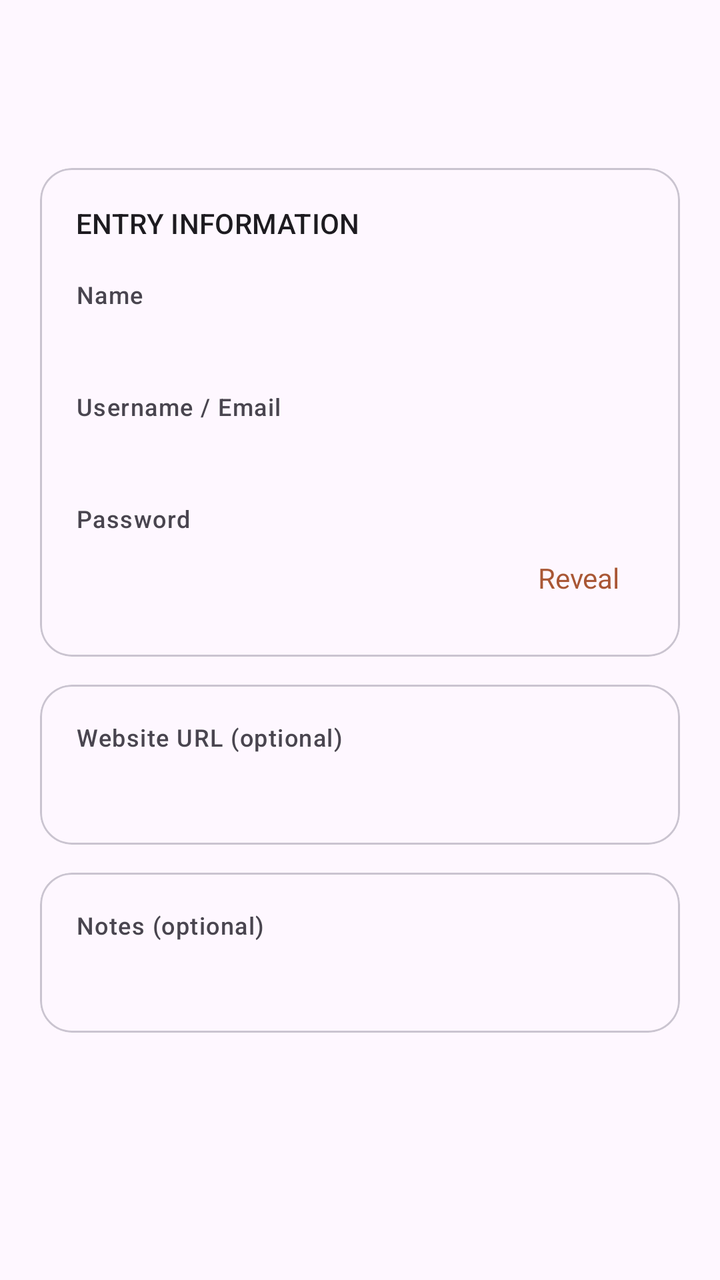
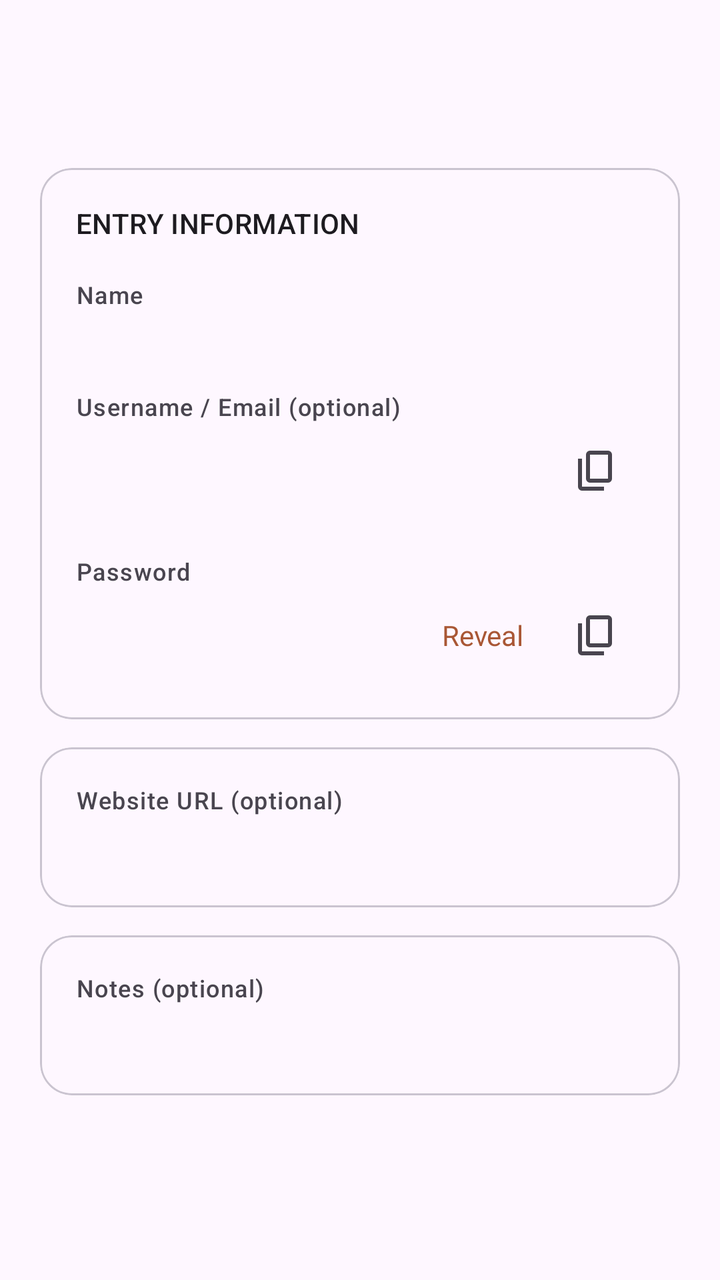

Compare the two renders of this Android layout. The source of the first and the diff that turns it into the second are given below.
<!-- AndroidManifest.xml: application theme Theme.Aegis.Launch -->
<!-- res/layout/activity_password_details.xml -->
<?xml version="1.0" encoding="utf-8"?>
<androidx.coordinatorlayout.widget.CoordinatorLayout
    xmlns:android="http://schemas.android.com/apk/res/android"
    xmlns:app="http://schemas.android.com/apk/res-auto"
    android:layout_width="match_parent"
    android:layout_height="match_parent"
    android:fitsSystemWindows="true">

    <com.google.android.material.appbar.AppBarLayout
        android:id="@+id/app_bar_layout"
        android:layout_width="match_parent"
        android:layout_height="wrap_content"
        android:fitsSystemWindows="true">

        <com.google.android.material.appbar.MaterialToolbar
            android:id="@+id/toolbar"
            android:layout_width="match_parent"
            android:layout_height="?attr/actionBarSize" />
    </com.google.android.material.appbar.AppBarLayout>

    <androidx.core.widget.NestedScrollView
        android:layout_width="match_parent"
        android:layout_height="match_parent"
        android:clipToPadding="false"
        app:layout_behavior="@string/appbar_scrolling_view_behavior">

        <LinearLayout
            android:layout_width="match_parent"
            android:layout_height="wrap_content"
            android:orientation="vertical"
            android:padding="20dp">

            <com.google.android.material.card.MaterialCardView
                android:layout_width="match_parent"
                android:layout_height="wrap_content"
                android:layout_marginBottom="14dp"
                app:cardCornerRadius="16dp">

                <LinearLayout
                    android:layout_width="match_parent"
                    android:layout_height="wrap_content"
                    android:orientation="vertical"
                    android:padding="18dp">

                    <TextView
                        android:layout_width="match_parent"
                        android:layout_height="wrap_content"
                        android:text="@string/password_entry_information"
                        android:textAppearance="?attr/textAppearanceLabelLarge" />

                    <TextView
                        android:layout_width="match_parent"
                        android:layout_height="wrap_content"
                        android:layout_marginTop="18dp"
                        android:text="@string/password_entry_name"
                        android:textAppearance="?attr/textAppearanceLabelMedium" />

                    <TextView
                        android:id="@+id/password_detail_name"
                        android:layout_width="match_parent"
                        android:layout_height="wrap_content"
                        android:textAppearance="?attr/textAppearanceBodyLarge" />

                    <TextView
                        android:layout_width="match_parent"
                        android:layout_height="wrap_content"
                        android:layout_marginTop="18dp"
                        android:text="@string/password_entry_username"
                        android:textAppearance="?attr/textAppearanceLabelMedium" />

                    <TextView
                        android:id="@+id/password_detail_username"
                        android:layout_width="match_parent"
                        android:layout_height="wrap_content"
                        android:textIsSelectable="true"
                        android:textAppearance="?attr/textAppearanceBodyLarge" />

                    <TextView
                        android:layout_width="match_parent"
                        android:layout_height="wrap_content"
                        android:layout_marginTop="18dp"
                        android:text="@string/password_entry_password"
                        android:textAppearance="?attr/textAppearanceLabelMedium" />

                    <LinearLayout
                        android:layout_width="match_parent"
                        android:layout_height="wrap_content"
                        android:gravity="center_vertical"
                        android:orientation="horizontal">

                        <TextView
                            android:id="@+id/password_detail_value"
                            android:layout_width="0dp"
                            android:layout_height="wrap_content"
                            android:layout_weight="1"
                            android:fontFamily="monospace"
                            android:textIsSelectable="true"
                            android:textAppearance="?attr/textAppearanceBodyLarge" />

                        <TextView
                            android:id="@+id/password_detail_toggle"
                            android:layout_width="wrap_content"
                            android:layout_height="wrap_content"
                            android:padding="12dp"
                            android:text="@string/password_details_reveal"
                            android:textColor="?attr/colorPrimary"
                            android:clickable="true"
                            android:focusable="true" />
                    </LinearLayout>
                </LinearLayout>
            </com.google.android.material.card.MaterialCardView>

            <com.google.android.material.card.MaterialCardView
                android:id="@+id/password_detail_website_container"
                android:layout_width="match_parent"
                android:layout_height="wrap_content"
                android:layout_marginBottom="14dp"
                app:cardCornerRadius="16dp">

                <LinearLayout
                    android:layout_width="match_parent"
                    android:layout_height="wrap_content"
                    android:orientation="vertical"
                    android:padding="18dp">

                    <TextView
                        android:layout_width="match_parent"
                        android:layout_height="wrap_content"
                        android:text="@string/password_entry_website"
                        android:textAppearance="?attr/textAppearanceLabelMedium" />

                    <TextView
                        android:id="@+id/password_detail_website"
                        android:layout_width="match_parent"
                        android:layout_height="wrap_content"
                        android:layout_marginTop="6dp"
                        android:textIsSelectable="true"
                        android:textAppearance="?attr/textAppearanceBodyLarge" />
                </LinearLayout>
            </com.google.android.material.card.MaterialCardView>

            <com.google.android.material.card.MaterialCardView
                android:id="@+id/password_detail_notes_container"
                android:layout_width="match_parent"
                android:layout_height="wrap_content"
                app:cardCornerRadius="16dp">

                <LinearLayout
                    android:layout_width="match_parent"
                    android:layout_height="wrap_content"
                    android:orientation="vertical"
                    android:padding="18dp">

                    <TextView
                        android:layout_width="match_parent"
                        android:layout_height="wrap_content"
                        android:text="@string/password_entry_notes"
                        android:textAppearance="?attr/textAppearanceLabelMedium" />

                    <TextView
                        android:id="@+id/password_detail_notes"
                        android:layout_width="match_parent"
                        android:layout_height="wrap_content"
                        android:layout_marginTop="6dp"
                        android:textIsSelectable="true"
                        android:textAppearance="?attr/textAppearanceBodyLarge" />
                </LinearLayout>
            </com.google.android.material.card.MaterialCardView>
        </LinearLayout>
    </androidx.core.widget.NestedScrollView>
</androidx.coordinatorlayout.widget.CoordinatorLayout>
<!-- resources referenced by this layout -->
<resources>
  <string name="password_details_reveal">Reveal</string>
  <string name="password_entry_information">ENTRY INFORMATION</string>
  <string name="password_entry_name">Name</string>
  <string name="password_entry_notes">Notes (optional)</string>
  <string name="password_entry_password">Password</string>
  <string name="password_entry_username">Username / Email</string>
  <string name="password_entry_website">Website URL (optional)</string>
  <style name="Theme.Aegis.Launch" parent="Theme.Material3.DayNight.NoActionBar">
          
          <item name="colorPrimary">@color/md_theme_light_primary</item>
          <item name="android:windowDrawsSystemBarBackgrounds">true</item>
          <item name="android:statusBarColor">@android:color/transparent</item>
      </style>
  <color name="md_theme_light_primary">#A95735</color>
</resources>

<!-- the commit's change to res/layout/activity_password_details.xml (unified diff, before → after) -->
@@ -61,19 +61,44 @@
                         android:layout_height="wrap_content"
                         android:textAppearance="?attr/textAppearanceBodyLarge" />
 
-                    <TextView
+                    <LinearLayout
+                        android:id="@+id/password_detail_username_container"
                         android:layout_width="match_parent"
                         android:layout_height="wrap_content"
                         android:layout_marginTop="18dp"
-                        android:text="@string/password_entry_username"
-                        android:textAppearance="?attr/textAppearanceLabelMedium" />
-
-                    <TextView
-                        android:id="@+id/password_detail_username"
-                        android:layout_width="match_parent"
-                        android:layout_height="wrap_content"
-                        android:textIsSelectable="true"
-                        android:textAppearance="?attr/textAppearanceBodyLarge" />
+                        android:orientation="vertical">
+
+                        <TextView
+                            android:layout_width="match_parent"
+                            android:layout_height="wrap_content"
+                            android:text="@string/password_entry_username"
+                            android:textAppearance="?attr/textAppearanceLabelMedium" />
+
+                        <LinearLayout
+                            android:layout_width="match_parent"
+                            android:layout_height="wrap_content"
+                            android:gravity="center_vertical"
+                            android:orientation="horizontal">
+
+                            <TextView
+                                android:id="@+id/password_detail_username"
+                                android:layout_width="0dp"
+                                android:layout_height="wrap_content"
+                                android:layout_weight="1"
+                                android:textIsSelectable="true"
+                                android:textAppearance="?attr/textAppearanceBodyLarge" />
+
+                            <ImageButton
+                                android:id="@+id/password_detail_copy_username"
+                                android:layout_width="48dp"
+                                android:layout_height="48dp"
+                                android:background="?attr/selectableItemBackgroundBorderless"
+                                android:contentDescription="@string/password_username_copy_action"
+                                android:padding="12dp"
+                                android:src="@drawable/ic_outline_content_copy_24"
+                                app:tint="?attr/colorOnSurfaceVariant" />
+                        </LinearLayout>
+                    </LinearLayout>
 
                     <TextView
                         android:layout_width="match_parent"
@@ -101,11 +126,23 @@
                             android:id="@+id/password_detail_toggle"
                             android:layout_width="wrap_content"
                             android:layout_height="wrap_content"
+                            android:minHeight="48dp"
+                            android:gravity="center"
                             android:padding="12dp"
                             android:text="@string/password_details_reveal"
                             android:textColor="?attr/colorPrimary"
                             android:clickable="true"
                             android:focusable="true" />
+
+                        <ImageButton
+                            android:id="@+id/password_detail_copy_value"
+                            android:layout_width="48dp"
+                            android:layout_height="48dp"
+                            android:background="?attr/selectableItemBackgroundBorderless"
+                            android:contentDescription="@string/password_copy_action"
+                            android:padding="12dp"
+                            android:src="@drawable/ic_outline_content_copy_24"
+                            app:tint="?attr/colorOnSurfaceVariant" />
                     </LinearLayout>
                 </LinearLayout>
             </com.google.android.material.card.MaterialCardView>
<!-- resource entries referenced after the edit -->
@@ -1,12 +1,26 @@
 <!-- resources referenced by this layout -->
 <resources>
+  <!-- drawable ic_outline_content_copy_24 (drawable) -->
+  <vector xmlns:android="http://schemas.android.com/apk/res/android"
+      android:width="24dp"
+      android:height="24dp"
+      android:autoMirrored="true"
+      android:tint="?attr/colorControlNormal"
+      android:viewportWidth="960"
+      android:viewportHeight="960">
+      <path
+          android:fillColor="@android:color/white"
+          android:pathData="M360,720Q327,720 303.5,696.5Q280,673 280,640L280,160Q280,127 303.5,103.5Q327,80 360,80L720,80Q753,80 776.5,103.5Q800,127 800,160L800,640Q800,673 776.5,696.5Q753,720 720,720L360,720ZM360,640L720,640Q720,640 720,640Q720,640 720,640L720,160Q720,160 720,160Q720,160 720,160L360,160Q360,160 360,160Q360,160 360,160L360,640Q360,640 360,640Q360,640 360,640ZM200,880Q167,880 143.5,856.5Q120,833 120,800L120,240L200,240L200,800Q200,800 200,800Q200,800 200,800L640,800L640,880L200,880ZM360,640Q360,640 360,640Q360,640 360,640L360,160Q360,160 360,160Q360,160 360,160L360,160Q360,160 360,160Q360,160 360,160L360,640Q360,640 360,640Q360,640 360,640L360,640Z" />
+  </vector>
+  <string name="password_copy_action">Copy password</string>
   <string name="password_details_reveal">Reveal</string>
   <string name="password_entry_information">ENTRY INFORMATION</string>
   <string name="password_entry_name">Name</string>
   <string name="password_entry_notes">Notes (optional)</string>
   <string name="password_entry_password">Password</string>
-  <string name="password_entry_username">Username / Email</string>
+  <string name="password_entry_username">Username / Email (optional)</string>
   <string name="password_entry_website">Website URL (optional)</string>
+  <string name="password_username_copy_action">Copy username</string>
   <style name="Theme.Aegis.Launch" parent="Theme.Material3.DayNight.NoActionBar">
           
           <item name="colorPrimary">@color/md_theme_light_primary</item>
